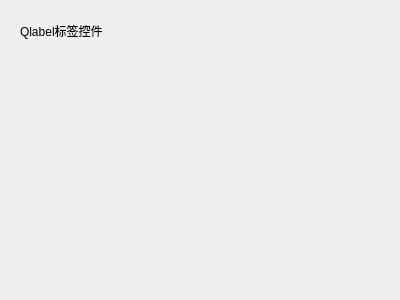
Above: 常用基本控件/文本类控件/QlineEdit单行文本框/QlineEdit单行文本框.ui from Return-Log/PyQt6-Learning before the change. Below: the same form after it.
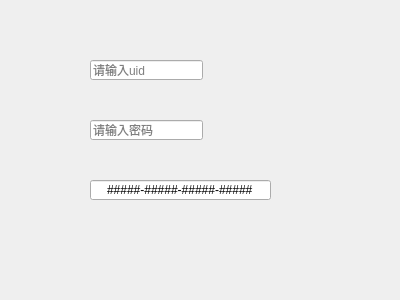
That is the form after the change.

Commit message: QlineEdit单行文本框

```diff
--- a/常用基本控件/文本类控件/QlineEdit单行文本框/QlineEdit单行文本框.ui
+++ b/常用基本控件/文本类控件/QlineEdit单行文本框/QlineEdit单行文本框.ui
@@ -13,17 +13,64 @@
   <property name="windowTitle">
    <string>Form</string>
   </property>
-  <widget class="QLabel" name="label">
+  <widget class="QLineEdit" name="lineEdit">
    <property name="geometry">
     <rect>
-     <x>20</x>
-     <y>20</y>
-     <width>91</width>
-     <height>21</height>
+     <x>90</x>
+     <y>60</y>
+     <width>113</width>
+     <height>20</height>
     </rect>
    </property>
-   <property name="text">
-    <string>Qlabel标签控件</string>
+   <property name="maxLength">
+    <number>10</number>
+   </property>
+   <property name="dragEnabled">
+    <bool>false</bool>
+   </property>
+   <property name="readOnly">
+    <bool>false</bool>
+   </property>
+   <property name="placeholderText">
+    <string>请输入uid</string>
+   </property>
+  </widget>
+  <widget class="QLineEdit" name="lineEdit_2">
+   <property name="geometry">
+    <rect>
+     <x>90</x>
+     <y>120</y>
+     <width>113</width>
+     <height>20</height>
+    </rect>
+   </property>
+   <property name="maxLength">
+    <number>6</number>
+   </property>
+   <property name="echoMode">
+    <enum>QLineEdit::Password</enum>
+   </property>
+   <property name="placeholderText">
+    <string>请输入密码</string>
+   </property>
+  </widget>
+  <widget class="QLineEdit" name="lineEdit_3">
+   <property name="geometry">
+    <rect>
+     <x>90</x>
+     <y>180</y>
+     <width>181</width>
+     <height>20</height>
+    </rect>
+   </property>
+   <property name="inputMask">
+    <string>&gt;AAAAA-AAAAA-AAAAA-AAAAA;#</string>
+   </property>
+   <property name="alignment">
+    <set>Qt::AlignCenter</set>
+   </property>
+   <property name="placeholderText">
+    <string/>
    </property>
   </widget>
  </widget>
```
The commit also changes 1 other file.
